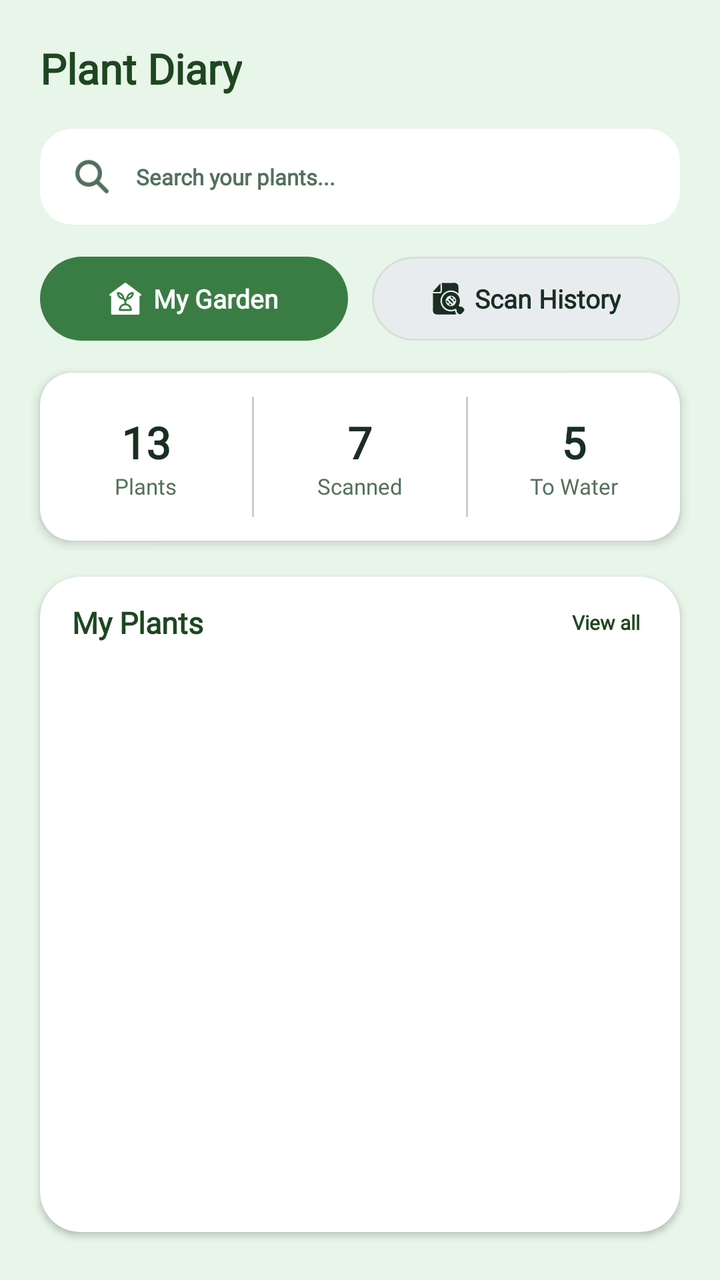
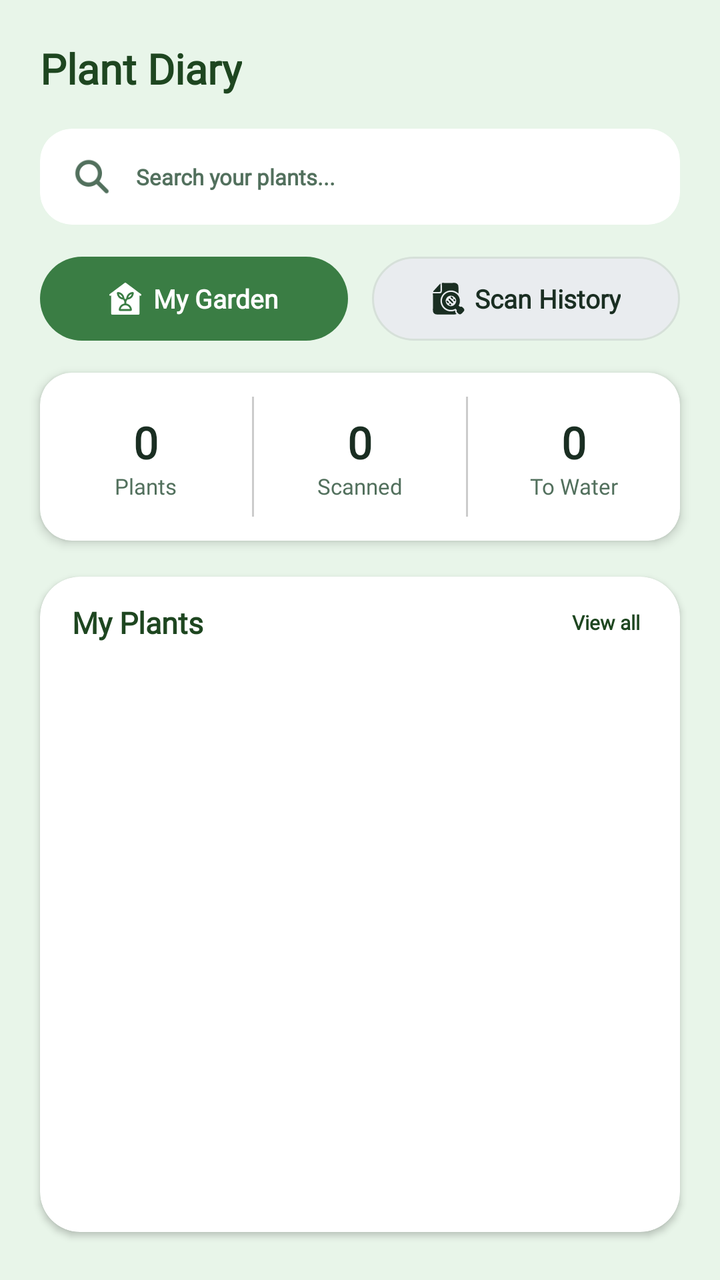

The first picture is an Android layout as it rendered before a commit; the second is the same layout after the commit. The layout source and the unified diff follow.
<!-- AndroidManifest.xml: application theme Theme.SmartGrow -->
<!-- res/layout/activity_garden_main.xml -->
<?xml version="1.0" encoding="utf-8"?>
<androidx.core.widget.NestedScrollView xmlns:android="http://schemas.android.com/apk/res/android"
    xmlns:app="http://schemas.android.com/apk/res-auto"
    xmlns:tools="http://schemas.android.com/tools"
    android:layout_width="match_parent"
    android:layout_height="match_parent"
    android:background="@color/app_background"
    android:clipChildren="false"
    android:clipToPadding="false"
    android:fillViewport="true">

    <LinearLayout
        android:layout_width="match_parent"
        android:layout_height="wrap_content"
        android:orientation="vertical"
        android:paddingTop="20dp"
        android:paddingHorizontal="20dp"
        android:paddingBottom="24dp"
        android:clipChildren="false"
        android:clipToPadding="false">

        
        <TextView
            android:layout_width="wrap_content"
            android:layout_height="wrap_content"
            android:layout_marginBottom="16dp"
            android:text="Plant Diary"
            android:textColor="@color/primary_green"
            android:textSize="21sp"
            android:textStyle="bold"
            android:fontFamily="@font/inter_extrabold"/>

        
        <com.google.android.material.card.MaterialCardView
            android:layout_width="match_parent"
            android:layout_height="48dp"
            android:layout_marginBottom="16dp"
            app:cardCornerRadius="16dp"
            app:cardElevation="0dp"
            app:strokeWidth="0dp"
            app:cardBackgroundColor="@color/card_background">

            <LinearLayout
                android:layout_width="match_parent"
                android:layout_height="match_parent"
                android:gravity="center_vertical"
                android:orientation="horizontal"
                android:paddingHorizontal="16dp">

                <ImageView
                    android:layout_width="20dp"
                    android:layout_height="20dp"
                    android:src="@drawable/ic_search_gray"
                    app:tint="@color/text_secondary"
                    tools:ignore="ContentDescription" />

                <EditText
                    android:id="@+id/et_search_plants"
                    android:layout_width="0dp"
                    android:layout_height="match_parent"
                    android:layout_marginStart="12dp"
                    android:layout_weight="1"
                    android:background="@android:color/transparent"
                    android:fontFamily="@font/inter_semibold"
                    android:hint="Search your plants..."
                    android:inputType="text"
                    android:maxLines="1"
                    android:textColor="@color/text_primary"
                    android:textColorHint="@color/text_secondary"
                    android:textSize="11sp"
                    android:textStyle="bold" />
            </LinearLayout>
        </com.google.android.material.card.MaterialCardView>

        
        <LinearLayout
            android:layout_width="match_parent"
            android:layout_height="42dp"
            android:layout_marginBottom="16dp"
            android:orientation="horizontal"
            android:weightSum="2">

            
            <LinearLayout
                android:id="@+id/tab_my_garden"
                android:layout_width="0dp"
                android:layout_height="match_parent"
                android:layout_weight="1"
                android:layout_marginEnd="6dp"
                android:background="@drawable/bg_active_pill"
                android:clickable="true"
                android:focusable="true"
                android:gravity="center"
                android:orientation="horizontal">

                <ImageView
                    android:layout_width="16dp"
                    android:layout_height="16dp"
                    android:layout_gravity="center_vertical"
                    android:layout_marginEnd="6dp"
                    android:src="@drawable/ic_my_garden"
                    app:tint="@android:color/white"
                    tools:ignore="ContentDescription" />

                <TextView
                    android:id="@+id/tv_tab_my_garden"
                    android:layout_width="wrap_content"
                    android:layout_height="wrap_content"
                    android:layout_gravity="center_vertical"
                    android:text="My Garden"
                    android:textColor="@android:color/white"
                    android:textSize="13sp"
                    android:textStyle="bold"
                    android:fontFamily="@font/inter_extrabold"/>
            </LinearLayout>

            
            <LinearLayout
                android:id="@+id/tab_snap_history"
                android:layout_width="0dp"
                android:layout_height="match_parent"
                android:layout_weight="1"
                android:layout_marginStart="6dp"
                android:background="@drawable/bg_inactive_pill"
                android:clickable="true"
                android:focusable="true"
                android:gravity="center"
                android:orientation="horizontal">

                <ImageView
                    android:layout_width="18dp"
                    android:layout_height="18dp"
                    android:layout_gravity="center_vertical"
                    android:layout_marginEnd="4dp"
                    android:src="@drawable/ic_scan_history"
                    app:tint="@color/text_primary"
                    tools:ignore="ContentDescription" />

                <TextView
                    android:id="@+id/tv_tab_snap_history"
                    android:layout_width="wrap_content"
                    android:layout_height="wrap_content"
                    android:layout_gravity="center_vertical"
                    android:text="Scan History"
                    android:textColor="@color/text_primary"
                    android:textSize="13sp"
                    android:textStyle="bold"
                    android:fontFamily="@font/inter_extrabold"/>
            </LinearLayout>
        </LinearLayout>

        
        <LinearLayout
            android:id="@+id/layout_my_garden_content"
            android:layout_width="match_parent"
            android:layout_height="wrap_content"
            android:orientation="vertical"
            android:visibility="visible">

            
            <com.google.android.material.card.MaterialCardView
                android:layout_width="match_parent"
                android:layout_height="84dp"
                android:layout_marginBottom="18dp"
                app:cardCornerRadius="16dp"
                app:cardElevation="3dp"
                app:strokeWidth="0dp"
                app:cardBackgroundColor="@color/card_background">

                <LinearLayout
                    android:layout_width="match_parent"
                    android:layout_height="match_parent"
                    android:gravity="center_vertical"
                    android:orientation="horizontal">

                    
                    <LinearLayout
                        android:layout_width="0dp"
                        android:layout_height="match_parent"
                        android:layout_weight="1"
                        android:paddingHorizontal="8dp"
                        android:gravity="center"
                        android:orientation="vertical">

                        <TextView
                            android:layout_width="wrap_content"
                            android:layout_height="wrap_content"
                            android:text="13"
                            android:textColor="@color/text_primary"
                            android:textSize="22sp"
                            android:textStyle="bold"
                            android:fontFamily="@font/inter_extrabold"/>

                        <TextView
                            android:layout_width="wrap_content"
                            android:layout_height="wrap_content"
                            android:text="Plants"
                            android:textColor="@color/text_secondary"
                            android:textSize="11sp"
                            android:fontFamily="@font/inter_medium"/>
                    </LinearLayout>

                    <View
                        android:layout_width="1dp"
                        android:layout_height="60dp"
                        android:background="@color/divider_color" />

                    
                    <LinearLayout
                        android:layout_width="0dp"
                        android:layout_height="match_parent"
                        android:layout_weight="1"
                        android:paddingHorizontal="8dp"
                        android:gravity="center"
                        android:orientation="vertical">

                        <TextView
                            android:layout_width="wrap_content"
                            android:layout_height="wrap_content"
                            android:text="7"
                            android:textColor="@color/text_primary"
                            android:textSize="22sp"
                            android:textStyle="bold"
                            android:fontFamily="@font/inter_extrabold"/>

                        <TextView
                            android:layout_width="wrap_content"
                            android:layout_height="wrap_content"
                            android:text="Scanned"
                            android:textColor="@color/text_secondary"
                            android:textSize="11sp"
                            android:fontFamily="@font/inter_medium"/>
                    </LinearLayout>

                    <View
                        android:layout_width="1dp"
                        android:layout_height="60dp"
                        android:background="@color/divider_color" />

                    
                    <LinearLayout
                        android:layout_width="0dp"
                        android:layout_height="match_parent"
                        android:layout_weight="1"
                        android:paddingHorizontal="8dp"
                        android:gravity="center"
                        android:orientation="vertical">

                        <TextView
                            android:layout_width="wrap_content"
                            android:layout_height="wrap_content"
                            android:text="5"
                            android:textColor="@color/text_primary"
                            android:textSize="22sp"
                            android:textStyle="bold"
                            android:fontFamily="@font/inter_extrabold"/>

                        <TextView
                            android:layout_width="wrap_content"
                            android:layout_height="wrap_content"
                            android:text="To Water"
                            android:textColor="@color/text_secondary"
                            android:textSize="11sp"
                            android:fontFamily="@font/inter_medium"/>
                    </LinearLayout>
                </LinearLayout>
            </com.google.android.material.card.MaterialCardView>

            <com.google.android.material.card.MaterialCardView
                android:layout_width="match_parent"
                android:layout_height="wrap_content"
                android:layout_marginBottom="16dp"
                app:cardCornerRadius="20dp"
                app:cardElevation="2dp"
                app:strokeWidth="0dp"
                app:cardBackgroundColor="@color/card_background">

                <LinearLayout
                    android:layout_width="match_parent"
                    android:layout_height="wrap_content"
                    android:orientation="vertical"
                    android:paddingTop="12dp"
                    android:paddingBottom="16dp"
                    android:paddingHorizontal="16dp">

                    
                    <LinearLayout
                        android:layout_width="match_parent"
                        android:layout_height="wrap_content"
                        android:layout_marginBottom="8dp"
                        android:gravity="center_vertical"
                        android:orientation="horizontal">

                        <TextView
                            android:layout_width="0dp"
                            android:layout_height="wrap_content"
                            android:layout_weight="1"
                            android:text="My Plants"
                            android:textColor="@color/primary_green"
                            android:textSize="15sp"
                            android:textStyle="bold"
                            android:fontFamily="@font/inter_extrabold"/>

                        <LinearLayout
                            android:id="@+id/layout_view_all"
                            android:layout_width="wrap_content"
                            android:layout_height="wrap_content"
                            android:clickable="true"
                            android:focusable="true"
                            android:gravity="center_vertical"
                            android:background="?attr/selectableItemBackground"
                            android:paddingVertical="4dp"
                            android:paddingHorizontal="4dp">

                            <TextView
                                android:layout_width="wrap_content"
                                android:layout_height="wrap_content"
                                android:text="View all"
                                android:textColor="@color/primary_green"
                                android:textSize="10sp"
                                android:textStyle="bold"
                                android:fontFamily="@font/inter_semibold"/>
                        </LinearLayout>
                    </LinearLayout>

                    
                    <androidx.recyclerview.widget.RecyclerView
                        android:id="@+id/rv_plant_list"
                        android:layout_width="match_parent"
                        android:layout_height="270dp"
                        android:nestedScrollingEnabled="true"
                        app:layoutManager="androidx.recyclerview.widget.GridLayoutManager"
                        app:spanCount="2"
                        tools:itemCount="4" />

                    <LinearLayout
                        android:id="@+id/layout_empty_plants"
                        android:layout_width="match_parent"
                        android:layout_height="155dp"
                        android:gravity="center"
                        android:orientation="vertical"
                        android:visibility="gone">

                        <TextView
                            android:layout_width="wrap_content"
                            android:layout_height="wrap_content"
                            android:text="No plants added yet"
                            android:textColor="@color/text_secondary"
                            android:textSize="11sp"
                            android:fontFamily="@font/inter_semibold"/>
                    </LinearLayout>
                </LinearLayout>
            </com.google.android.material.card.MaterialCardView>
        </LinearLayout>

        

        <LinearLayout

            android:id="@+id/layout_snap_history_content"

            android:layout_width="match_parent"

            android:layout_height="wrap_content"

            android:orientation="vertical"

            android:visibility="gone">



            <EditText

                android:id="@+id/et_search_history"

                android:layout_width="0dp"

                android:layout_height="0dp"

                android:visibility="gone" />



            <com.google.android.material.card.MaterialCardView

                android:id="@+id/card_expiration_banner"

                android:layout_width="0dp"

                android:layout_height="0dp"

                android:visibility="gone" />



            <androidx.recyclerview.widget.RecyclerView

                android:id="@+id/rv_snap_history_list"

                android:layout_width="match_parent"

                android:layout_height="wrap_content"

                android:nestedScrollingEnabled="false"

                android:clipToPadding="false"

                android:paddingBottom="16dp"

                app:layoutManager="androidx.recyclerview.widget.LinearLayoutManager" />

        </LinearLayout>

    </LinearLayout>
</androidx.core.widget.NestedScrollView>
<!-- resources referenced by this layout -->
<resources>
  <color name="app_background">#E8F5E9</color>
  <color name="card_background">#FFFFFF</color>
  <color name="divider_color">#CCCCCC</color>
  <color name="primary_green">#1e4620</color>
  <color name="text_primary">#1A2E22</color>
  <color name="text_secondary">#52705D</color>
  <!-- drawable bg_active_pill (drawable) -->
  <?xml version="1.0" encoding="utf-8"?>
  <shape xmlns:android="http://schemas.android.com/apk/res/android">
      <solid android:color="#3a7d44" />
      <corners android:radius="25dp" />
  </shape>
  <!-- drawable bg_inactive_pill (drawable) -->
  <?xml version="1.0" encoding="utf-8"?>
  <shape xmlns:android="http://schemas.android.com/apk/res/android"
      android:shape="rectangle">
      <solid android:color="#e9ecef" />
      <corners android:radius="24dp" />
      <stroke android:width="1dp" android:color="#D6E0D9" />
  </shape>
  <!-- drawable ic_my_garden: vector/xml drawable (drawable, 3868 chars, omitted) -->
  <!-- drawable ic_scan_history: vector/xml drawable (drawable, 4458 chars, omitted) -->
  <!-- drawable ic_search_gray: png bitmap (drawable, 956 bytes) -->
  <style name="Theme.SmartGrow" parent="Base.Theme.SmartGrow" />
  <style name="Base.Theme.SmartGrow" parent="Theme.Material3.DayNight.NoActionBar">
          <item name="android:windowBackground">@color/app_background</item>
          <item name="android:windowDisablePreview">true</item>
  
          
          <item name="android:statusBarColor">@color/app_background</item>
          <item name="android:windowLightStatusBar">true</item>
  
          
          <item name="android:navigationBarColor">@color/app_background</item>
          <item name="android:windowLightNavigationBar" tools:targetApi="o_mr1">true</item>
  
          <item name="android:windowDrawsSystemBarBackgrounds">true</item>
          <item name="android:windowTranslucentStatus">false</item>
          <item name="android:windowTranslucentNavigation">false</item>
      </style>
</resources>

<!-- the commit's change to res/layout/activity_garden_main.xml (unified diff, before → after) -->
@@ -183,9 +183,10 @@
                         android:orientation="vertical">
 
                         <TextView
-                            android:layout_width="wrap_content"
-                            android:layout_height="wrap_content"
-                            android:text="13"
+                            android:id="@+id/tv_stat_plants_count"
+                            android:layout_width="wrap_content"
+                            android:layout_height="wrap_content"
+                            android:text="0"
                             android:textColor="@color/text_primary"
                             android:textSize="22sp"
                             android:textStyle="bold"
@@ -215,9 +216,10 @@
                         android:orientation="vertical">
 
                         <TextView
-                            android:layout_width="wrap_content"
-                            android:layout_height="wrap_content"
-                            android:text="7"
+                            android:id="@+id/tv_stat_scanned_count"
+                            android:layout_width="wrap_content"
+                            android:layout_height="wrap_content"
+                            android:text="0"
                             android:textColor="@color/text_primary"
                             android:textSize="22sp"
                             android:textStyle="bold"
@@ -247,9 +249,10 @@
                         android:orientation="vertical">
 
                         <TextView
-                            android:layout_width="wrap_content"
-                            android:layout_height="wrap_content"
-                            android:text="5"
+                            android:id="@+id/tv_stat_to_water_count"
+                            android:layout_width="wrap_content"
+                            android:layout_height="wrap_content"
+                            android:text="0"
                             android:textColor="@color/text_primary"
                             android:textSize="22sp"
                             android:textStyle="bold"
